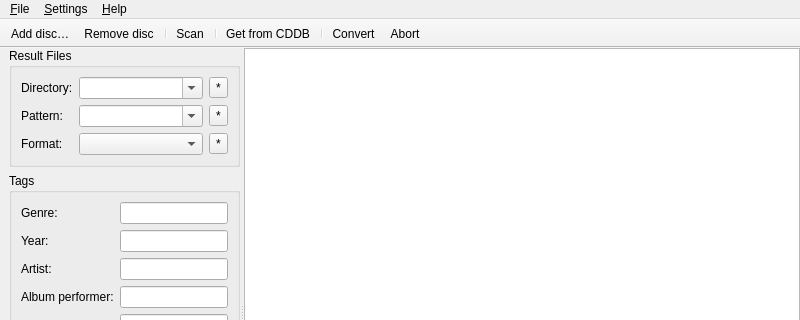
Qt form gui/mainwindow.ui (flacon/flacon) before a commit; both pictures show x 0 to 800 and y 0 to 320 of the 800 by 600 pixel window.
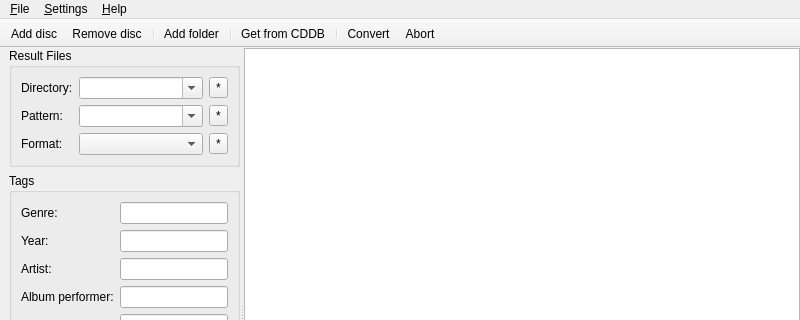
The same form after that commit. Custom widgets are drawn as their Qt base class.

Commit message: Closed issue #122: Add "scan" item to main menu

```diff
--- a/gui/mainwindow.ui
+++ b/gui/mainwindow.ui
@@ -357,6 +357,7 @@
      <string>&amp;File</string>
     </property>
     <addaction name="actionAddDisc"/>
+    <addaction name="actionAddFolder"/>
     <addaction name="actionRemoveDisc"/>
     <addaction name="separator"/>
     <addaction name="actionDownloadTrackInfo"/>
@@ -407,7 +408,7 @@
    <addaction name="actionAddDisc"/>
    <addaction name="actionRemoveDisc"/>
    <addaction name="separator"/>
-   <addaction name="actionScan"/>
+   <addaction name="actionAddFolder"/>
    <addaction name="separator"/>
    <addaction name="actionDownloadTrackInfo"/>
    <addaction name="separator"/>
@@ -418,6 +419,9 @@
    <property name="text">
     <string>Add disc…</string>
    </property>
+   <property name="iconText">
+    <string>Add disc</string>
+   </property>
    <property name="toolTip">
     <string>Add CUE or audio file</string>
    </property>
@@ -495,13 +499,19 @@
     <string>Ctrl+I</string>
    </property>
   </action>
-  <action name="actionScan">
+  <action name="actionAddFolder">
    <property name="text">
-    <string>Scan</string>
+    <string>Add folder…</string>
+   </property>
+   <property name="iconText">
+    <string>Add folder</string>
    </property>
    <property name="toolTip">
     <string>Recursive album search</string>
    </property>
+   <property name="shortcut">
+    <string>Ctrl+Shift+O</string>
+   </property>
   </action>
   <action name="actionUpdates">
    <property name="text">
```
The commit also changes 1 other file.
